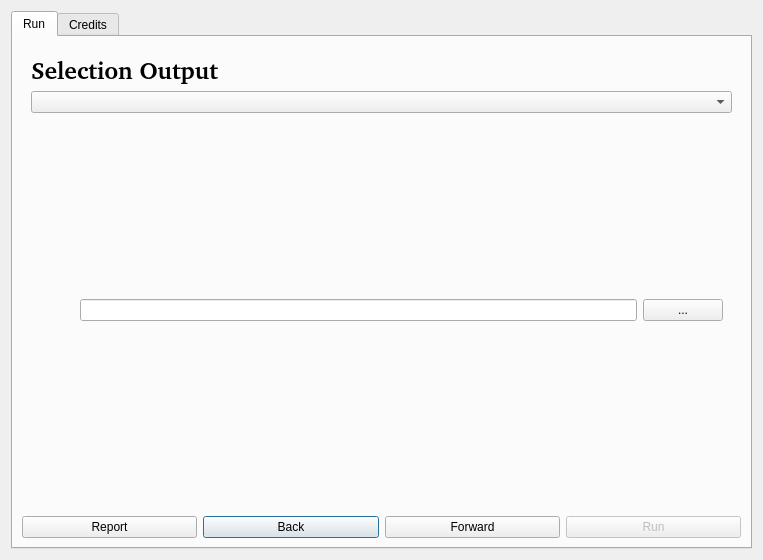
Qt form arpap_spatialreport_dialog_base.ui (gis3w/ARPAP_SpatialReport) before a commit.
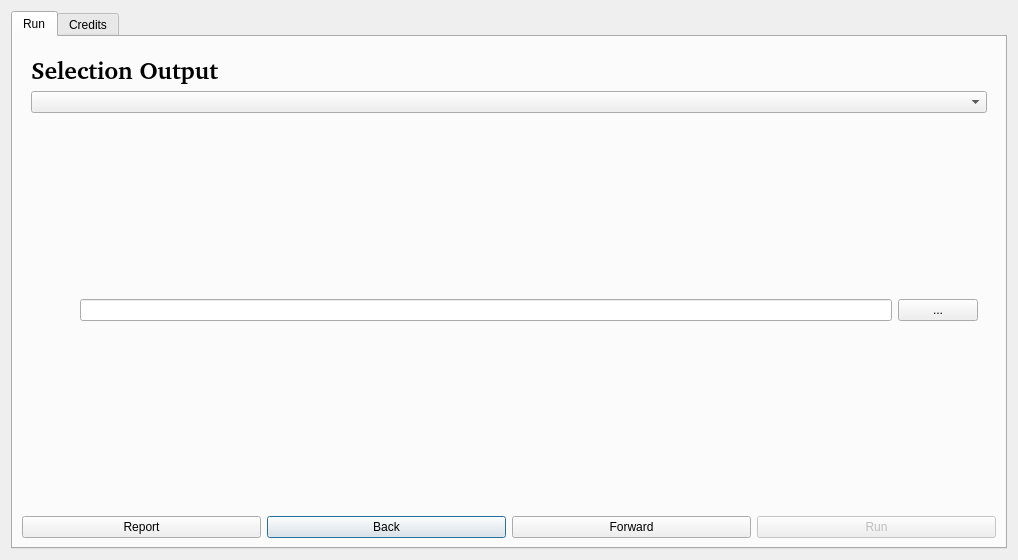
The same form after that commit. The open tabs and pages were chosen to show the change.

Diff of the .ui file:
```diff
--- a/arpap_spatialreport_dialog_base.ui
+++ b/arpap_spatialreport_dialog_base.ui
@@ -6,7 +6,7 @@
    <rect>
     <x>0</x>
     <y>0</y>
-    <width>763</width>
+    <width>1018</width>
     <height>560</height>
    </rect>
   </property>
```
Left out of the diff: 2 changed lines with no effect on the pictures.
